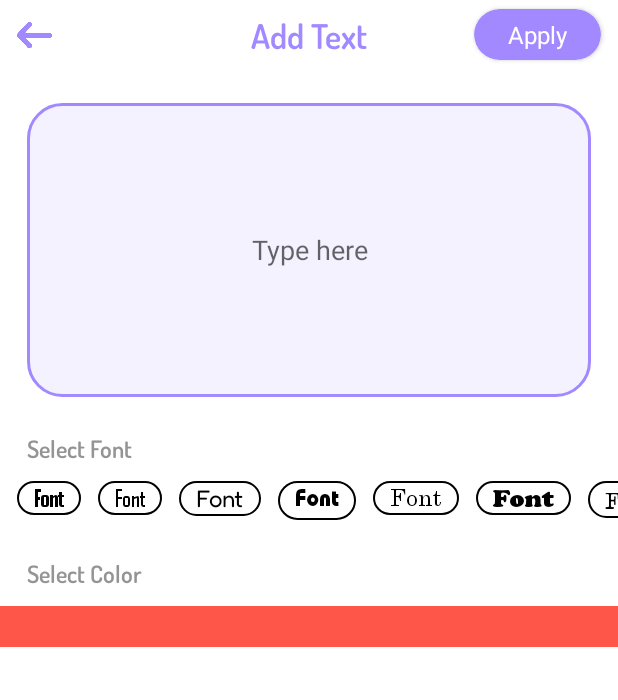
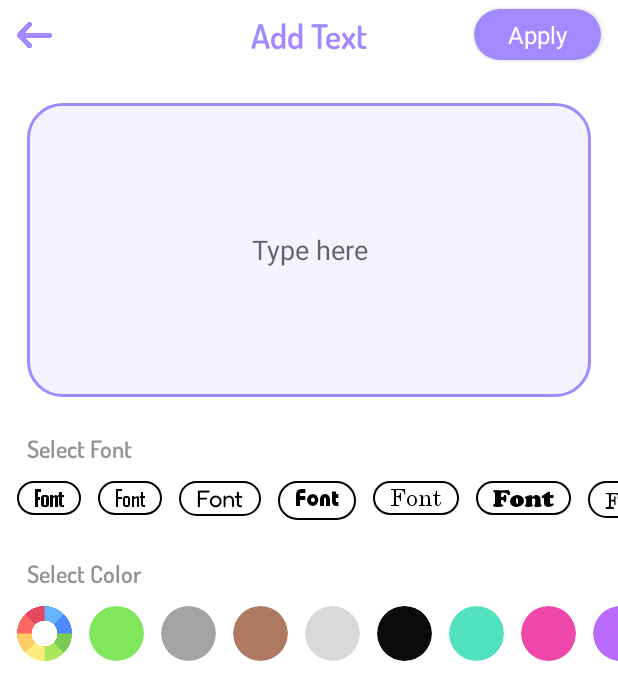
Before and after one commit to votaminh/ar_drawing, an Android app: the AddTextActivity screen opened directly, with no data from a screen before it, on a phone screen of 412 x 824 dp. Shown: the top 700 px of the screen. Run offline under Robolectric (Android 15) with nearby library versions, the phone set to English and light mode, and no system bars; our stand-ins replace AdMob, Dagger/Hilt's generated code.

Commit message:
select color

```diff
--- a/app/src/main/java/com/msc/ar_drawing/component/text/AddTextActivity.kt
+++ b/app/src/main/java/com/msc/ar_drawing/component/text/AddTextActivity.kt
@@ -14,6 +14,7 @@ import dagger.hilt.android.AndroidEntryPoint
 class AddTextActivity : BaseActivity<ActivityAddTextBinding>() {
 
     private val fontAdapter = FontAdapter()
+    private val colorAdapter = ColorAdapter()
     private val viewModel : AddTextViewModel by viewModels()
 
     companion object {
@@ -41,6 +42,19 @@ class AddTextActivity : BaseActivity<ActivityAddTextBinding>() {
 
         buildReFont()
         viewModel.getFonts()
+
+        buildReColor()
+        viewModel.getColors()
+    }
+
+    private fun buildReColor() {
+        viewBinding.reColor.run {
+            layoutManager = LinearLayoutManager(this@AddTextActivity, RecyclerView.HORIZONTAL, false)
+            adapter = colorAdapter
+            colorAdapter.onClick = {
+                viewBinding.edInput.setTextColor(it)
+            }
+        }
     }
 
     override fun initObserver() {
@@ -49,6 +63,10 @@ class AddTextActivity : BaseActivity<ActivityAddTextBinding>() {
         viewModel.run {
             fontsLive.observe(this@AddTextActivity){
                 fontAdapter.setData(it)
+            }
+
+            colorsLive.observe(this@AddTextActivity){
+                colorAdapter.setData(it)
             }
         }
     }
--- a/app/src/main/java/com/msc/ar_drawing/component/text/AddTextViewModel.kt
+++ b/app/src/main/java/com/msc/ar_drawing/component/text/AddTextViewModel.kt
@@ -1,6 +1,7 @@
 package com.msc.ar_drawing.component.text
 
 import android.content.Context
+import android.graphics.Color
 import android.graphics.Typeface
 import android.util.Log
 import androidx.lifecycle.MutableLiveData
@@ -16,6 +17,7 @@ import javax.inject.Inject
 class AddTextViewModel @Inject constructor(@ApplicationContext private val context : Context) : ViewModel() {
 
     val fontsLive = MutableLiveData<List<Typeface>>()
+    val colorsLive = MutableLiveData<List<Int>>()
 
     fun getFonts(){
         CoroutineScope(Dispatchers.IO).launch {
@@ -27,4 +29,20 @@ class AddTextViewModel @Inject constructor(@ApplicationContext private val conte
             fontsLive.postValue(fontList)
         }
     }
+
+    fun getColors() {
+        CoroutineScope(Dispatchers.IO).launch {
+            val colors = arrayListOf<Int>()
+            colors.add(-1)
+            colors.add(Color.parseColor("#80e65c"))
+            colors.add(Color.parseColor("#a3a3a3"))
+            colors.add(Color.parseColor("#af7961"))
+            colors.add(Color.parseColor("#d9d9d9"))
+            colors.add(Color.parseColor("#0b0b0b"))
+            colors.add(Color.parseColor("#50e2bf"))
+            colors.add(Color.parseColor("#f047ac"))
+            colors.add(Color.parseColor("#ba6bfc"))
+            colorsLive.postValue(colors)
+        }
+    }
 }
--- /dev/null
+++ b/app/src/main/java/com/msc/ar_drawing/component/text/ColorAdapter.kt
@@ -0,0 +1,43 @@
+package com.msc.ar_drawing.component.text
+
+import android.view.LayoutInflater
+import android.view.ViewGroup
+import com.flash.light.base.adapter.BaseAdapter
+import com.msc.ar_drawing.databinding.ItemColorBinding
+import com.msc.ar_drawing.utils.ViewEx.gone
+import com.msc.ar_drawing.utils.ViewEx.invisible
+import com.msc.ar_drawing.utils.ViewEx.visible
+
+class ColorAdapter : BaseAdapter<Int, ItemColorBinding>() {
+    override fun provideViewBinding(parent: ViewGroup): ItemColorBinding {
+        return ItemColorBinding.inflate(LayoutInflater.from(parent.context))
+    }
+
+    override fun binData(viewBinding: ItemColorBinding, item: Int, i: Int) {
+        super.binData(viewBinding, item, i)
+
+        viewBinding.run {
+
+            if(i == select){
+                mask.visible()
+            }else{
+                mask.gone()
+            }
+
+            if(item == -1){
+                itemColor.invisible()
+                imvPick.visible()
+            }else{
+                itemColor.visible()
+                imvPick.invisible()
+
+                itemColor.setCardBackgroundColor(item)
+            }
+
+            root.setOnClickListener {
+                onClick?.invoke(item)
+                setSelectItem(i)
+            }
+        }
+    }
+}
--- /dev/null
+++ b/app/src/main/res/drawable/bg_main_round16_stroke.xml
@@ -0,0 +1,6 @@
+<?xml version="1.0" encoding="utf-8"?>
+<shape xmlns:android="http://schemas.android.com/apk/res/android">
+    <stroke android:color="@color/app_main"
+        android:width="@dimen/size2"/>
+    <corners android:radius="@dimen/size16"/>
+</shape>
--- a/app/src/main/res/layout/activity_add_text.xml
+++ b/app/src/main/res/layout/activity_add_text.xml
@@ -102,9 +102,9 @@
         />
 
     <androidx.recyclerview.widget.RecyclerView
+        android:id="@+id/reColor"
         android:layout_width="match_parent"
-        android:layout_height="@dimen/size24"
-        android:background="@color/red"
+        android:layout_height="@dimen/size34"
         android:layout_marginTop="@dimen/size10"
         />
 </LinearLayout>
--- /dev/null
+++ b/app/src/main/res/layout/item_color.xml
@@ -0,0 +1,34 @@
+<?xml version="1.0" encoding="utf-8"?>
+<RelativeLayout xmlns:android="http://schemas.android.com/apk/res/android"
+    android:layout_width="wrap_content"
+    android:layout_height="wrap_content"
+    xmlns:app="http://schemas.android.com/apk/res-auto"
+    android:paddingLeft="@dimen/size10"
+    >
+
+    <androidx.cardview.widget.CardView
+        android:id="@+id/itemColor"
+        android:layout_width="@dimen/size32"
+        android:layout_height="@dimen/size32"
+        app:cardCornerRadius="@dimen/size16"
+        app:cardBackgroundColor="@color/red"
+        android:visibility="visible"
+        app:cardUseCompatPadding="false"
+        app:cardElevation="0dp"
+        />
+
+    <ImageView
+        android:id="@+id/imvPick"
+        android:layout_width="@dimen/size32"
+        android:layout_height="@dimen/size32"
+        android:src="@drawable/ic_pick_color"
+        android:visibility="invisible"
+        />
+
+    <View
+        android:id="@+id/mask"
+        android:layout_width="@dimen/size32"
+        android:layout_height="@dimen/size32"
+        android:background="@drawable/bg_main_round16_stroke"
+        />
+</RelativeLayout>
```
Also changed, not shown: app/src/main/res/drawable/ic_pick_color.png (added).
